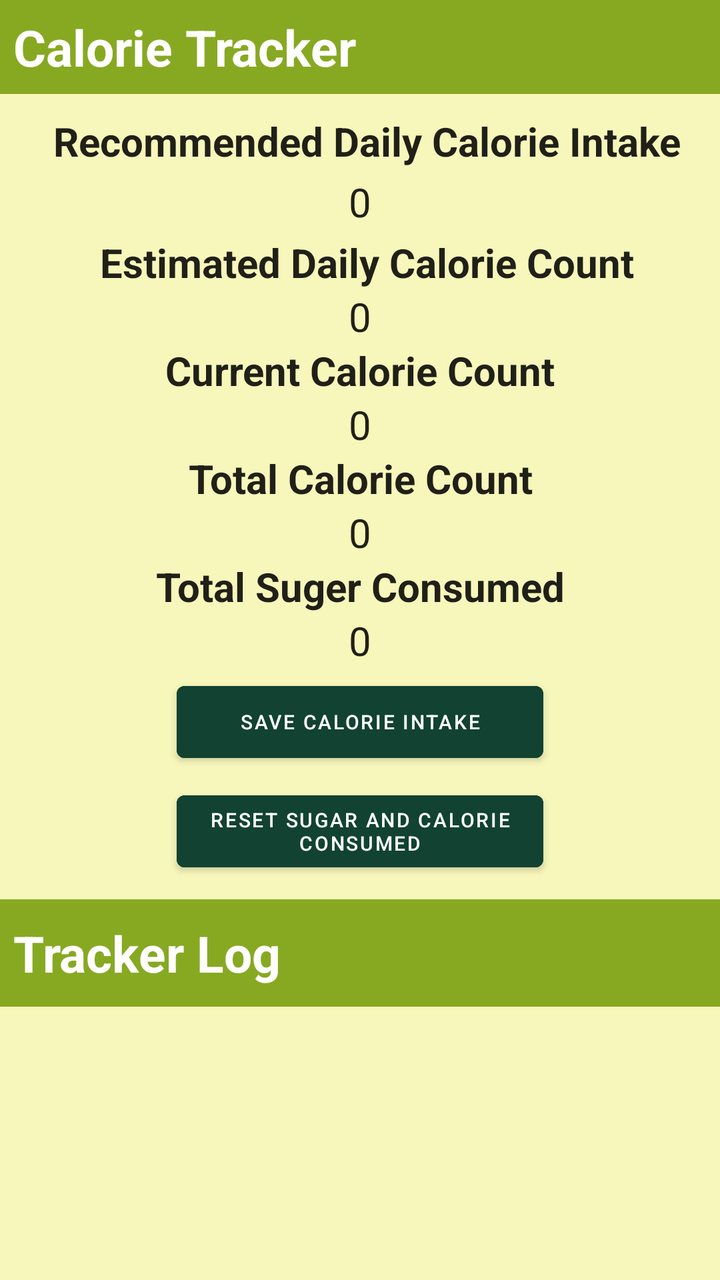
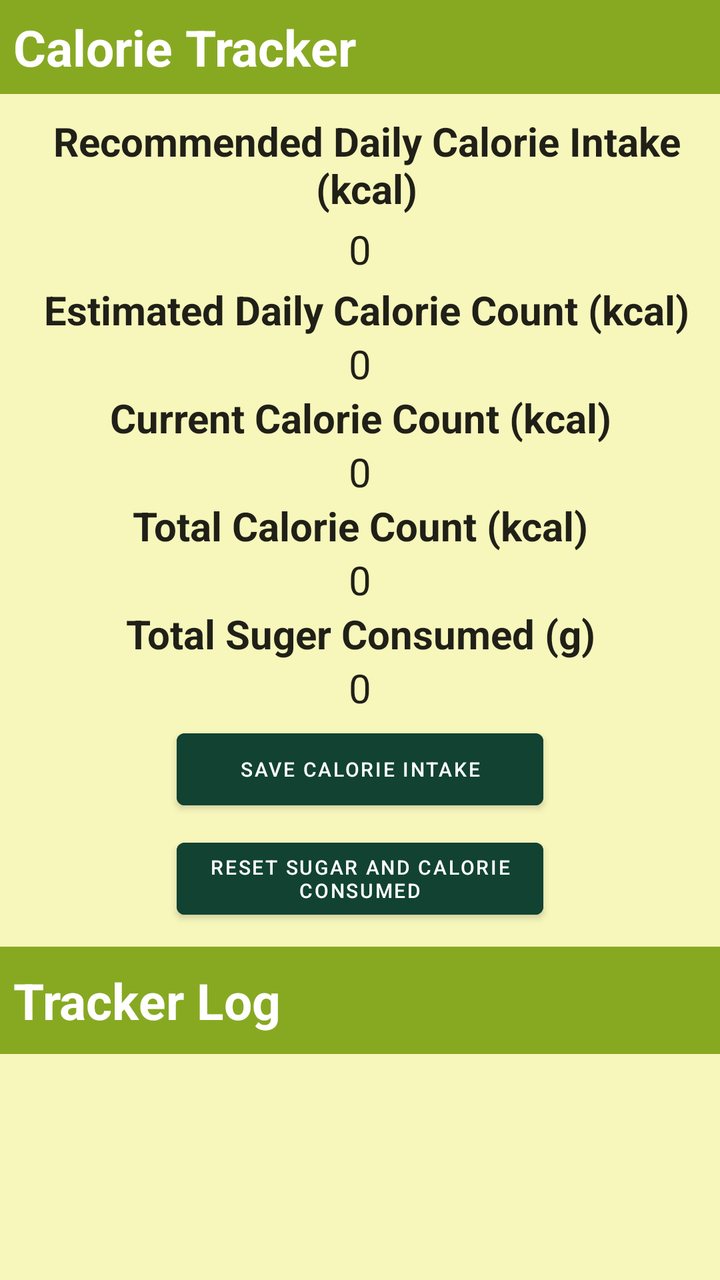

Screens rendered from an Android XML layout before and after an edit, with the pre-edit source and the edit as a unified diff.
<!-- AndroidManifest.xml: application theme AppTheme -->
<!-- res/layout/tracker.xml -->
<LinearLayout android:orientation="vertical" android:minWidth="25px" android:minHeight="25px" android:layout_width="match_parent" android:layout_height="match_parent" android:id="@+id/linearLayout1" android:background="#87A922" xmlns:app="http://schemas.android.com/apk/res-auto" xmlns:android="http://schemas.android.com/apk/res/android"><TextView android:text="Calorie Tracker" android:textAppearance="?android:attr/textAppearanceLarge" android:layout_width="match_parent" android:layout_height="wrap_content" android:id="@+id/textV_Calorie_Track" android:textStyle="bold" android:textSize="25dp" android:textColor="@android:color/background_light" android:paddingLeft="20px" android:paddingTop="20px" android:paddingBottom="20px" /><LinearLayout android:orientation="vertical" android:minWidth="25px" android:minHeight="25px" android:layout_width="match_parent" android:layout_height="wrap_content" android:id="@+id/linearLayout_INNER" android:fadingEdge="none" android:background="#F7F6BB" android:paddingTop="20px" android:paddingBottom="20px"><TextView android:text="Recommended Daily Calorie Intake" android:textAppearance="?android:attr/textAppearanceLarge" android:layout_width="match_parent" android:layout_height="wrap_content" android:textStyle="bold" android:textSize="20dp" android:paddingLeft="20px" android:paddingTop="10px" android:paddingBottom="10px" android:gravity="center" android:id="@+id/textView1" /><TextView android:text="0" android:textAppearance="?android:attr/textAppearanceLarge" android:layout_width="match_parent" android:layout_height="wrap_content" android:gravity="center" android:textSize="20dp" android:id="@+id/textV_recommendNum" /><TextView android:text="Estimated Daily Calorie Count" android:textAppearance="?android:attr/textAppearanceLarge" android:layout_width="match_parent" android:layout_height="wrap_content" android:layout_weight="1" android:gravity="center" android:textStyle="bold" android:paddingLeft="20px" android:paddingTop="10px" android:textSize="20dp" android:id="@+id/textV_PrevCalorie" /><TextView android:text="0" android:textAppearance="?android:attr/textAppearanceLarge" android:layout_width="match_parent" android:layout_height="wrap_content" android:layout_weight="1" android:gravity="center" android:textSize="20dp" android:id="@+id/textV_NumPrev" /><TextView android:text="Current Calorie Count" android:textAppearance="?android:attr/textAppearanceLarge" android:layout_width="match_parent" android:layout_height="wrap_content" android:layout_weight="1" android:gravity="center" android:textStyle="bold" android:textSize="20dp" android:id="@+id/textV_CurrentCalorie" /><TextView android:text="0" android:textAppearance="?android:attr/textAppearanceLarge" android:layout_width="match_parent" android:layout_height="wrap_content" android:layout_weight="1" android:gravity="center" android:textSize="20dp" android:id="@+id/textV_NumCurrent" /><TextView android:text="Total Calorie Count" android:textAppearance="?android:attr/textAppearanceLarge" android:layout_width="match_parent" android:layout_height="wrap_content" android:gravity="center" android:textStyle="bold" android:textSize="20dp" android:id="@+id/textV_TotalCalorie" /><TextView android:text="0" android:textAppearance="?android:attr/textAppearanceLarge" android:layout_width="match_parent" android:layout_height="wrap_content" android:gravity="center" android:textSize="20dp" android:id="@+id/textV_TotalCalorieNum" /><TextView android:text="Total Suger Consumed" android:textAppearance="?android:attr/textAppearanceLarge" android:layout_width="match_parent" android:layout_height="wrap_content" android:id="@+id/textV_Sugar" android:gravity="center" android:textStyle="bold" android:textSize="20dp" /><TextView android:text="0" android:textAppearance="?android:attr/textAppearanceLarge" android:layout_width="match_parent" android:layout_height="wrap_content" android:id="@+id/textV_NumSugar" android:gravity="center" android:textSize="20dp" /><Button android:text="Save Calorie Intake" android:layout_width="550px" android:layout_height="wrap_content" android:id="@+id/btn_saveCalorie" android:textSize="30px" android:paddingTop="10px" android:paddingBottom="10px" android:layout_gravity="center" android:backgroundTint="#114232" android:layout_marginBottom="10px" android:layout_marginTop="10px" /><Button android:text="Reset Sugar and Calorie Consumed" android:layout_width="550px" android:layout_height="wrap_content" android:id="@+id/btnn_resetSugar" android:textSize="30px" android:paddingTop="10px" android:paddingBottom="10px" android:layout_gravity="center" android:backgroundTint="#114232" android:layout_marginBottom="10px" android:layout_marginTop="10px" /></LinearLayout><LinearLayout android:orientation="vertical" android:minWidth="25px" android:minHeight="25px" android:layout_width="match_parent" android:layout_height="wrap_content" android:id="@+id/linearLayout3" android:paddingTop="10px" android:paddingBottom="10px"><TextView android:text="Tracker Log" android:textAppearance="?android:attr/textAppearanceLarge" android:layout_width="match_parent" android:layout_height="wrap_content" android:id="@+id/textVLogs" android:textStyle="bold" android:textSize="25dp" android:textColor="@android:color/background_light" android:paddingLeft="20px" android:paddingTop="20px" android:paddingBottom="20px" /></LinearLayout><LinearLayout android:orientation="vertical" android:id="@+id/linearLayout2" android:layout_width="match_parent" android:layout_height="match_parent" android:background="#87A922"><ListView android:layout_width="match_parent" android:layout_height="match_parent" android:id="@+id/listview1" android:layout_weight="1" android:background="#F7F6BB" /></LinearLayout></LinearLayout>
<!-- resources referenced by this layout -->
<resources>
  <style name="AppTheme" parent="Theme.MaterialComponents.Light.DarkActionBar"><item name="colorPrimary">@color/colorPrimary</item><item name="colorPrimaryDark">@color/colorPrimaryDark</item><item name="colorAccent">@color/colorAccent</item><item name="windowActionBar">false</item><item name="windowNoTitle">true</item></style>
  <color name="colorPrimary">#2c3e50</color>
  <color name="colorPrimaryDark">#1B3147</color>
  <color name="colorAccent">#3498db</color>
</resources>

<!-- the commit's change to res/layout/tracker.xml (unified diff, before → after) -->
@@ -1 +1 @@
-<LinearLayout android:orientation="vertical" android:minWidth="25px" android:minHeight="25px" android:layout_width="match_parent" android:layout_height="match_parent" android:id="@+id/linearLayout1" android:background="#87A922" xmlns:app="http://schemas.android.com/apk/res-auto" xmlns:android="http://schemas.android.com/apk/res/android"><TextView android:text="Calorie Tracker" android:textAppearance="?android:attr/textAppearanceLarge" android:layout_width="match_parent" android:layout_height="wrap_content" android:id="@+id/textV_Calorie_Track" android:textStyle="bold" android:textSize="25dp" android:textColor="@android:color/background_light" android:paddingLeft="20px" android:paddingTop="20px" android:paddingBottom="20px" /><LinearLayout android:orientation="vertical" android:minWidth="25px" android:minHeight="25px" android:layout_width="match_parent" android:layout_height="wrap_content" android:id="@+id/linearLayout_INNER" android:fadingEdge="none" android:background="#F7F6BB" android:paddingTop="20px" android:paddingBottom="20px"><TextView android:text="Recommended Daily Calorie Intake" android:textAppearance="?android:attr/textAppearanceLarge" android:layout_width="match_parent" android:layout_height="wrap_content" android:textStyle="bold" android:textSize="20dp" android:paddingLeft="20px" android:paddingTop="10px" android:paddingBottom="10px" android:gravity="center" android:id="@+id/textView1" /><TextView android:text="0" android:textAppearance="?android:attr/textAppearanceLarge" android:layout_width="match_parent" android:layout_height="wrap_content" android:gravity="center" android:textSize="20dp" android:id="@+id/textV_recommendNum" /><TextView android:text="Estimated Daily Calorie Count" android:textAppearance="?android:attr/textAppearanceLarge" android:layout_width="match_parent" android:layout_height="wrap_content" android:layout_weight="1" android:gravity="center" android:textStyle="bold" android:paddingLeft="20px" android:paddingTop="10px" android:textSize="20dp" android:id="@+id/textV_PrevCalorie" /><TextView android:text="0" android:textAppearance="?android:attr/textAppearanceLarge" android:layout_width="match_parent" android:layout_height="wrap_content" android:layout_weight="1" android:gravity="center" android:textSize="20dp" android:id="@+id/textV_NumPrev" /><TextView android:text="Current Calorie Count" android:textAppearance="?android:attr/textAppearanceLarge" android:layout_width="match_parent" android:layout_height="wrap_content" android:layout_weight="1" android:gravity="center" android:textStyle="bold" android:textSize="20dp" android:id="@+id/textV_CurrentCalorie" /><TextView android:text="0" android:textAppearance="?android:attr/textAppearanceLarge" android:layout_width="match_parent" android:layout_height="wrap_content" android:layout_weight="1" android:gravity="center" android:textSize="20dp" android:id="@+id/textV_NumCurrent" /><TextView android:text="Total Calorie Count" android:textAppearance="?android:attr/textAppearanceLarge" android:layout_width="match_parent" android:layout_height="wrap_content" android:gravity="center" android:textStyle="bold" android:textSize="20dp" android:id="@+id/textV_TotalCalorie" /><TextView android:text="0" android:textAppearance="?android:attr/textAppearanceLarge" android:layout_width="match_parent" android:layout_height="wrap_content" android:gravity="center" android:textSize="20dp" android:id="@+id/textV_TotalCalorieNum" /><TextView android:text="Total Suger Consumed" android:textAppearance="?android:attr/textAppearanceLarge" android:layout_width="match_parent" android:layout_height="wrap_content" android:id="@+id/textV_Sugar" android:gravity="center" android:textStyle="bold" android:textSize="20dp" /><TextView android:text="0" android:textAppearance="?android:attr/textAppearanceLarge" android:layout_width="match_parent" android:layout_height="wrap_content" android:id="@+id/textV_NumSugar" android:gravity="center" android:textSize="20dp" /><Button android:text="Save Calorie Intake" android:layout_width="550px" android:layout_height="wrap_content" android:id="@+id/btn_saveCalorie" android:textSize="30px" android:paddingTop="10px" android:paddingBottom="10px" android:layout_gravity="center" android:backgroundTint="#114232" android:layout_marginBottom="10px" android:layout_marginTop="10px" /><Button android:text="Reset Sugar and Calorie Consumed" android:layout_width="550px" android:layout_height="wrap_content" android:id="@+id/btnn_resetSugar" android:textSize="30px" android:paddingTop="10px" android:paddingBottom="10px" android:layout_gravity="center" android:backgroundTint="#114232" android:layout_marginBottom="10px" android:layout_marginTop="10px" /></LinearLayout><LinearLayout android:orientation="vertical" android:minWidth="25px" android:minHeight="25px" android:layout_width="match_parent" android:layout_height="wrap_content" android:id="@+id/linearLayout3" android:paddingTop="10px" android:paddingBottom="10px"><TextView android:text="Tracker Log" android:textAppearance="?android:attr/textAppearanceLarge" android:layout_width="match_parent" android:layout_height="wrap_content" android:id="@+id/textVLogs" android:textStyle="bold" android:textSize="25dp" android:textColor="@android:color/background_light" android:paddingLeft="20px" android:paddingTop="20px" android:paddingBottom="20px" /></LinearLayout><LinearLayout android:orientation="vertical" android:id="@+id/linearLayout2" android:layout_width="match_parent" android:layout_height="match_parent" android:background="#87A922"><ListView android:layout_width="match_parent" android:layout_height="match_parent" android:id="@+id/listview1" android:layout_weight="1" android:background="#F7F6BB" /></LinearLayout></LinearLayout>
+<LinearLayout android:orientation="vertical" android:minWidth="25px" android:minHeight="25px" android:layout_width="match_parent" android:layout_height="match_parent" android:id="@+id/linearLayout1" android:background="#87A922" xmlns:app="http://schemas.android.com/apk/res-auto" xmlns:android="http://schemas.android.com/apk/res/android"><TextView android:text="Calorie Tracker" android:textAppearance="?android:attr/textAppearanceLarge" android:layout_width="match_parent" android:layout_height="wrap_content" android:id="@+id/textV_Calorie_Track" android:textStyle="bold" android:textSize="25dp" android:textColor="@android:color/background_light" android:paddingLeft="20px" android:paddingTop="20px" android:paddingBottom="20px" /><LinearLayout android:orientation="vertical" android:minWidth="25px" android:minHeight="25px" android:layout_width="match_parent" android:layout_height="wrap_content" android:id="@+id/linearLayout_INNER" android:fadingEdge="none" android:background="#F7F6BB" android:paddingTop="20px" android:paddingBottom="20px"><TextView android:text="Recommended Daily Calorie Intake (kcal)" android:textAppearance="?android:attr/textAppearanceLarge" android:layout_width="match_parent" android:layout_height="wrap_content" android:textStyle="bold" android:textSize="20dp" android:paddingLeft="20px" android:paddingTop="10px" android:paddingBottom="10px" android:gravity="center" android:id="@+id/textView1" /><TextView android:text="0" android:textAppearance="?android:attr/textAppearanceLarge" android:layout_width="match_parent" android:layout_height="wrap_content" android:gravity="center" android:textSize="20dp" android:id="@+id/textV_recommendNum" /><TextView android:text="Estimated Daily Calorie Count (kcal)" android:textAppearance="?android:attr/textAppearanceLarge" android:layout_width="match_parent" android:layout_height="wrap_content" android:layout_weight="1" android:gravity="center" android:textStyle="bold" android:paddingLeft="20px" android:paddingTop="10px" android:textSize="20dp" android:id="@+id/textV_PrevCalorie" /><TextView android:text="0" android:textAppearance="?android:attr/textAppearanceLarge" android:layout_width="match_parent" android:layout_height="wrap_content" android:layout_weight="1" android:gravity="center" android:textSize="20dp" android:id="@+id/textV_NumPrev" /><TextView android:text="Current Calorie Count (kcal)" android:textAppearance="?android:attr/textAppearanceLarge" android:layout_width="match_parent" android:layout_height="wrap_content" android:layout_weight="1" android:gravity="center" android:textStyle="bold" android:textSize="20dp" android:id="@+id/textV_CurrentCalorie" /><TextView android:text="0" android:textAppearance="?android:attr/textAppearanceLarge" android:layout_width="match_parent" android:layout_height="wrap_content" android:layout_weight="1" android:gravity="center" android:textSize="20dp" android:id="@+id/textV_NumCurrent" /><TextView android:text="Total Calorie Count (kcal)" android:textAppearance="?android:attr/textAppearanceLarge" android:layout_width="match_parent" android:layout_height="wrap_content" android:gravity="center" android:textStyle="bold" android:textSize="20dp" android:id="@+id/textV_TotalCalorie" /><TextView android:text="0" android:textAppearance="?android:attr/textAppearanceLarge" android:layout_width="match_parent" android:layout_height="wrap_content" android:gravity="center" android:textSize="20dp" android:id="@+id/textV_TotalCalorieNum" /><TextView android:text="Total Suger Consumed (g)" android:textAppearance="?android:attr/textAppearanceLarge" android:layout_width="match_parent" android:layout_height="wrap_content" android:id="@+id/textV_Sugar" android:gravity="center" android:textStyle="bold" android:textSize="20dp" /><TextView android:text="0" android:textAppearance="?android:attr/textAppearanceLarge" android:layout_width="match_parent" android:layout_height="wrap_content" android:id="@+id/textV_NumSugar" android:gravity="center" android:textSize="20dp" /><Button android:text="Save Calorie Intake" android:layout_width="550px" android:layout_height="wrap_content" android:id="@+id/btn_saveCalorie" android:textSize="30px" android:paddingTop="10px" android:paddingBottom="10px" android:layout_gravity="center" android:backgroundTint="#114232" android:layout_marginBottom="10px" android:layout_marginTop="10px" /><Button android:text="Reset Sugar and Calorie Consumed" android:layout_width="550px" android:layout_height="wrap_content" android:id="@+id/btnn_resetSugar" android:textSize="30px" android:paddingTop="10px" android:paddingBottom="10px" android:layout_gravity="center" android:backgroundTint="#114232" android:layout_marginBottom="10px" android:layout_marginTop="10px" /></LinearLayout><LinearLayout android:orientation="vertical" android:minWidth="25px" android:minHeight="25px" android:layout_width="match_parent" android:layout_height="wrap_content" android:id="@+id/linearLayout3" android:paddingTop="10px" android:paddingBottom="10px"><TextView android:text="Tracker Log" android:textAppearance="?android:attr/textAppearanceLarge" android:layout_width="match_parent" android:layout_height="wrap_content" android:id="@+id/textVLogs" android:textStyle="bold" android:textSize="25dp" android:textColor="@android:color/background_light" android:paddingLeft="20px" android:paddingTop="20px" android:paddingBottom="20px" /></LinearLayout><LinearLayout android:orientation="vertical" android:id="@+id/linearLayout2" android:layout_width="match_parent" android:layout_height="match_parent" android:background="#87A922"><ListView android:layout_width="match_parent" android:layout_height="match_parent" android:id="@+id/listview1" android:layout_weight="1" android:background="#F7F6BB" /></LinearLayout></LinearLayout>
